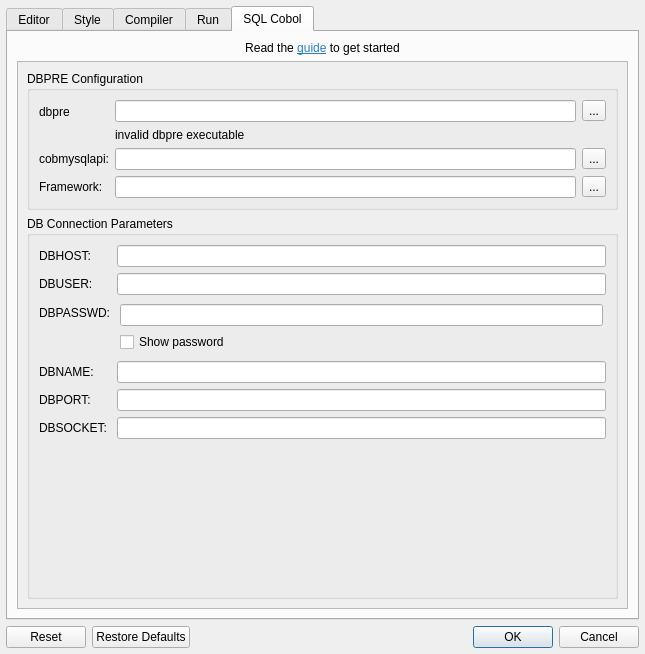
The window that forms/dlg_preferences.ui (OpenCobolIDE/OpenCobolIDE) describes before a commit, drawn with Qt 5.
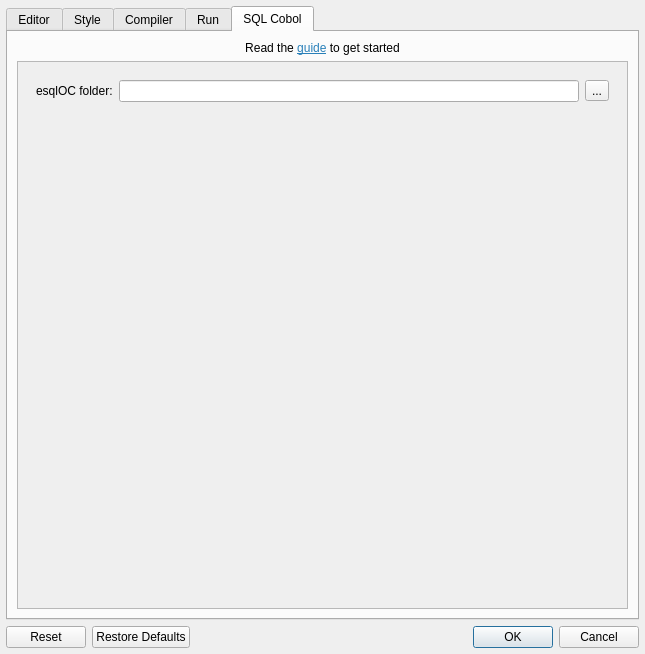
The same window after the commit. The open tabs and pages were chosen to show the change. Icons and pictures are not drawn. Custom widgets are drawn as their Qt base class.

Commit message:
Add support for esqlOC
To finish this branch, I have yet to update the doc and do a little more tests

```diff
--- a/forms/dlg_preferences.ui
+++ b/forms/dlg_preferences.ui
@@ -962,11 +962,18 @@
                <x>0</x>
                <y>0</y>
                <width>607</width>
-               <height>530</height>
+               <height>545</height>
               </rect>
              </property>
              <layout class="QVBoxLayout" name="verticalLayout_9">
               <item>
+               <widget class="QStackedWidget" name="stackedWidgetSQL">
+                <property name="currentIndex">
+                 <number>0</number>
+                </property>
+                <widget class="QWidget" name="page">
+                 <layout class="QGridLayout" name="gridLayout_3">
+                  <item row="0" column="0">
                <widget class="QGroupBox" name="groupBox_8">
                 <property name="title">
                  <string>DBPRE Configuration</string>
@@ -1070,7 +1077,7 @@
                 </layout>
                </widget>
               </item>
-              <item>
+                  <item row="1" column="0">
                <widget class="QGroupBox" name="groupBox_9">
                 <property name="title">
                  <string>DB Connection Parameters</string>
@@ -1187,6 +1194,35 @@
                   </spacer>
                  </item>
                 </layout>
+                   </widget>
+                  </item>
+                 </layout>
+                </widget>
+                <widget class="QWidget" name="page_2">
+                 <layout class="QFormLayout" name="formLayout_10">
+                  <item row="0" column="0">
+                   <widget class="QLabel" name="label_29">
+                    <property name="text">
+                     <string>esqlOC folder:</string>
+                    </property>
+                   </widget>
+                  </item>
+                  <item row="0" column="1">
+                   <layout class="QHBoxLayout" name="horizontalLayout_11">
+                    <item>
+                     <widget class="QLineEdit" name="lineEditESQLOC"/>
+                    </item>
+                    <item>
+                     <widget class="QToolButton" name="toolButtonESQLOC">
+                      <property name="text">
+                       <string>...</string>
+                      </property>
+                     </widget>
+                    </item>
+                   </layout>
+                  </item>
+                 </layout>
+                </widget>
                </widget>
               </item>
              </layout>
```
Left out of the diff: 10 changed lines with no effect on the pictures. Lines whose indentation alone changed are shown as unchanged. The commit also changes 9 other files.
